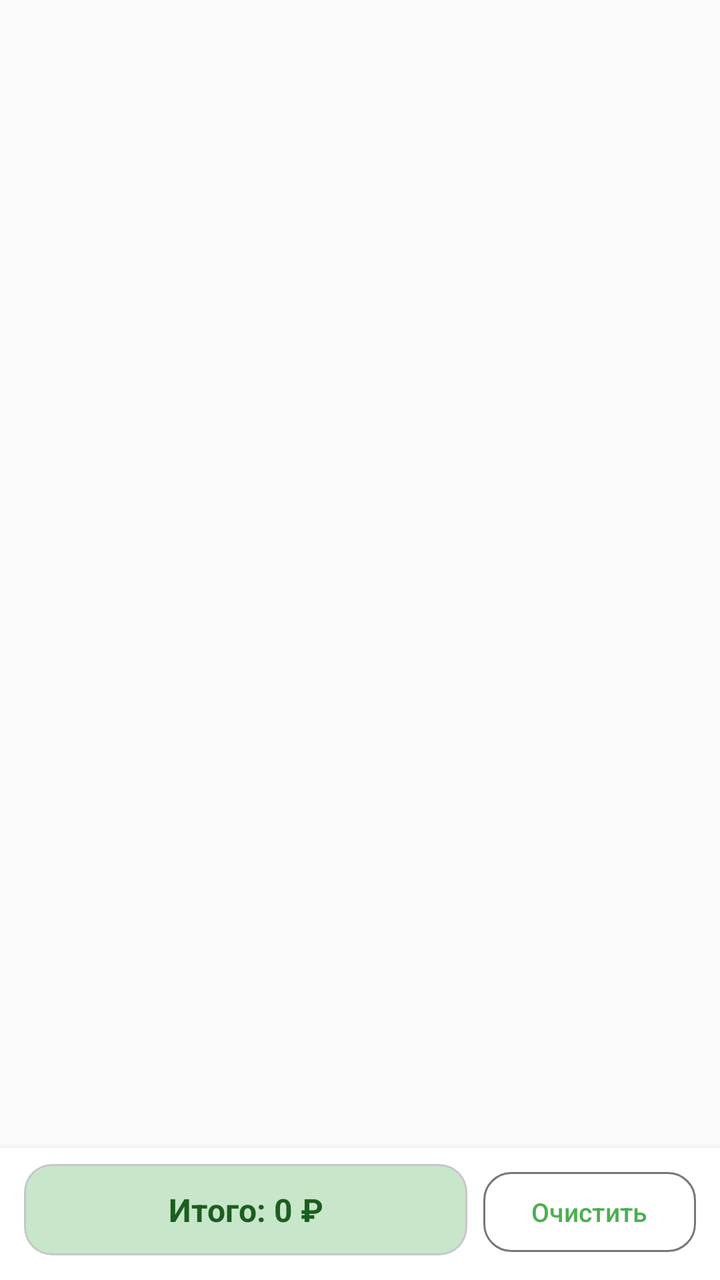
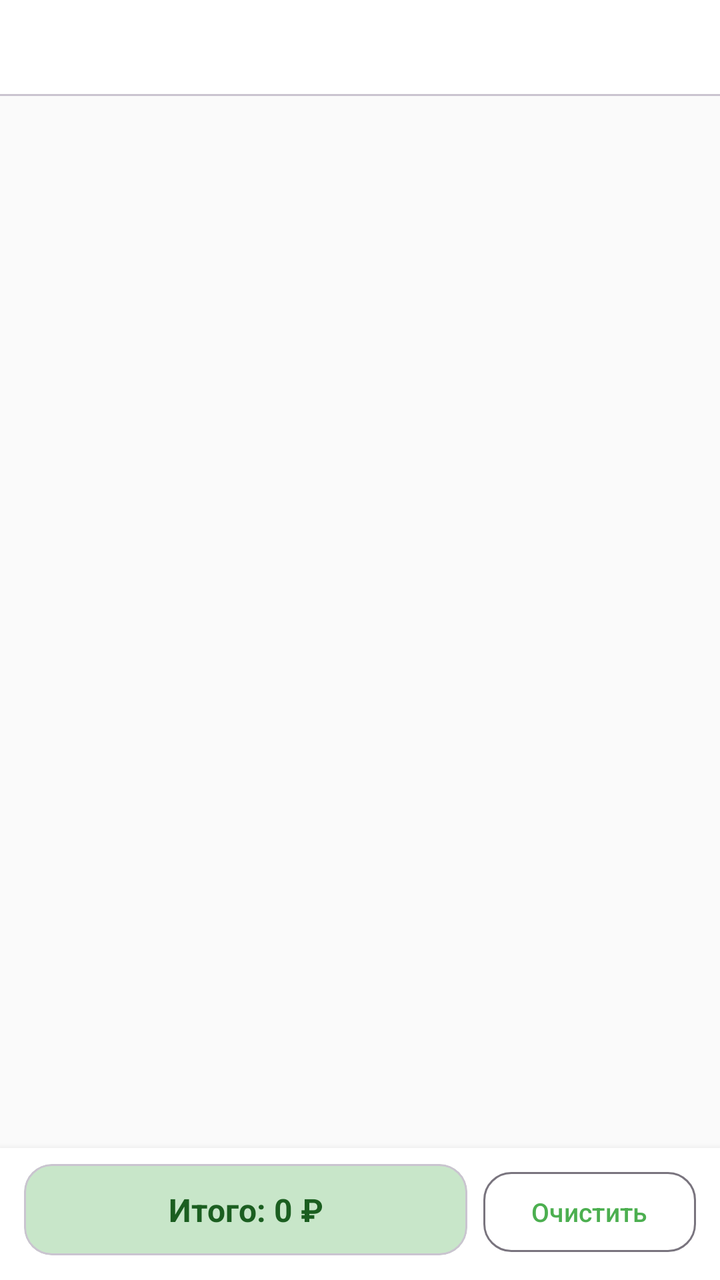

An Android layout rendered at two revisions. The XML below is the earlier revision; the diff shows what the commit changed to produce the second picture.
<!-- AndroidManifest.xml: application theme Theme.ShoppingList -->
<!-- res/layout/screen_list.xml -->
<?xml version="1.0" encoding="utf-8"?>
<LinearLayout xmlns:android="http://schemas.android.com/apk/res/android"
    xmlns:app="http://schemas.android.com/apk/res-auto"
    android:layout_width="match_parent"
    android:layout_height="match_parent"
    android:orientation="vertical">

    <HorizontalScrollView
        android:layout_width="match_parent"
        android:layout_height="wrap_content"
        android:paddingStart="12dp"
        android:paddingEnd="12dp"
        android:paddingTop="8dp"
        android:paddingBottom="4dp"
        android:scrollbars="none">

        <com.google.android.material.chip.ChipGroup
            android:id="@+id/chipGroup"
            android:layout_width="wrap_content"
            android:layout_height="wrap_content"
            app:chipSpacingHorizontal="4dp"
            app:chipSpacingVertical="0dp"
            app:singleSelection="true"
            app:selectionRequired="true"
            app:singleLine="true" />
    </HorizontalScrollView>

    <androidx.recyclerview.widget.RecyclerView
        android:id="@+id/recycler"
        android:layout_width="match_parent"
        android:layout_height="0dp"
        android:layout_weight="1"
        android:paddingStart="12dp"
        android:paddingEnd="12dp"
        android:clipToPadding="false"
        android:paddingTop="8dp"
        android:paddingBottom="80dp" />

    <LinearLayout
        android:id="@+id/emptyState"
        android:layout_width="match_parent"
        android:layout_height="0dp"
        android:layout_weight="1"
        android:orientation="vertical"
        android:gravity="center"
        android:visibility="gone"
        android:padding="32dp">

        <TextView
            android:layout_width="wrap_content"
            android:layout_height="wrap_content"
            android:text="🛒"
            android:textSize="64sp" />

        <TextView
            android:layout_width="wrap_content"
            android:layout_height="wrap_content"
            android:layout_marginTop="12dp"
            android:text="Список пуст. Добавь первый товар!"
            android:textSize="15sp"
            android:textColor="?attr/colorOnSurfaceVariant"
            android:gravity="center" />
    </LinearLayout>

    
    <LinearLayout
        android:layout_width="match_parent"
        android:layout_height="wrap_content"
        android:orientation="horizontal"
        android:paddingStart="12dp"
        android:paddingEnd="12dp"
        android:paddingTop="8dp"
        android:paddingBottom="10dp"
        android:background="?attr/colorSurface"
        android:elevation="6dp">

        <com.google.android.material.card.MaterialCardView
            android:id="@+id/cardTotal"
            android:layout_width="0dp"
            android:layout_height="wrap_content"
            android:layout_weight="1"
            app:cardCornerRadius="14dp"
            app:cardElevation="0dp"
            app:cardBackgroundColor="?attr/colorPrimaryContainer">

            <TextView
                android:id="@+id/textTotal"
                android:layout_width="match_parent"
                android:layout_height="wrap_content"
                android:padding="12dp"
                android:textSize="16sp"
                android:textStyle="bold"
                android:textColor="?attr/colorOnPrimaryContainer"
                android:gravity="center"
                android:text="Итого: 0 ₽" />
        </com.google.android.material.card.MaterialCardView>

        <com.google.android.material.button.MaterialButton
            android:id="@+id/btnClearDone"
            style="@style/Widget.Material3.Button.OutlinedButton"
            android:layout_width="wrap_content"
            android:layout_height="wrap_content"
            android:layout_marginStart="8dp"
            android:text="Очистить"
            android:textSize="13sp"
            app:cornerRadius="14dp" />
    </LinearLayout>
</LinearLayout>
<!-- resources referenced by this layout -->
<resources>
  <style name="Theme.ShoppingList" parent="Theme.Material3.DayNight.NoActionBar">
          <item name="colorPrimary">@color/primary</item>
          <item name="colorOnPrimary">@color/on_primary</item>
          <item name="colorPrimaryContainer">@color/primary_container</item>
          <item name="colorOnPrimaryContainer">@color/on_primary_container</item>
          <item name="colorSecondary">@color/secondary</item>
          <item name="colorOnSecondary">@color/on_secondary</item>
          <item name="android:colorBackground">@color/surface</item>
          <item name="colorSurface">@color/card_bg</item>
          <item name="colorOnSurface">@color/on_surface</item>
          <item name="colorSurfaceVariant">@color/surface_variant</item>
          <item name="colorOnSurfaceVariant">@color/on_surface_variant</item>
          <item name="android:statusBarColor" tools:targetApi="l">@color/surface</item>
          <item name="android:windowLightStatusBar" tools:targetApi="m">true</item>
          <item name="chipStyle">@style/SmallChip</item>
      </style>
  <color name="primary">#4CAF50</color>
  <color name="on_primary">#FFFFFF</color>
  <color name="primary_container">#C8E6C9</color>
  <color name="on_primary_container">#1B5E20</color>
  <color name="secondary">#FFA726</color>
  <color name="on_secondary">#FFFFFF</color>
  <color name="surface">#FAFAFA</color>
  <color name="card_bg">#FFFFFF</color>
  <color name="on_surface">#1C1B1F</color>
  <color name="surface_variant">#F0F0F0</color>
  <color name="on_surface_variant">#49454F</color>
  <style name="SmallChip" parent="Widget.Material3.Chip.Filter">
          <item name="chipMinTouchTargetSize">0dp</item>
          <item name="chipMinHeight">24dp</item>
          <item name="chipStartPadding">6dp</item>
          <item name="chipEndPadding">6dp</item>
          <item name="android:textSize">11sp</item>
      </style>
</resources>

<!-- the commit's change to res/layout/screen_list.xml (unified diff, before → after) -->
@@ -5,25 +5,14 @@
     android:layout_height="match_parent"
     android:orientation="vertical">
 
-    <HorizontalScrollView
+    <com.google.android.material.tabs.TabLayout
+        android:id="@+id/tabLayout"
         android:layout_width="match_parent"
         android:layout_height="wrap_content"
-        android:paddingStart="12dp"
-        android:paddingEnd="12dp"
-        android:paddingTop="8dp"
-        android:paddingBottom="4dp"
-        android:scrollbars="none">
-
-        <com.google.android.material.chip.ChipGroup
-            android:id="@+id/chipGroup"
-            android:layout_width="wrap_content"
-            android:layout_height="wrap_content"
-            app:chipSpacingHorizontal="4dp"
-            app:chipSpacingVertical="0dp"
-            app:singleSelection="true"
-            app:selectionRequired="true"
-            app:singleLine="true" />
-    </HorizontalScrollView>
+        app:tabMode="scrollable"
+        app:tabIndicatorColor="?attr/colorPrimary"
+        app:tabSelectedTextColor="?attr/colorPrimary"
+        app:tabTextColor="?attr/colorOnSurfaceVariant" />
 
     <androidx.recyclerview.widget.RecyclerView
         android:id="@+id/recycler"
@@ -62,7 +51,6 @@
             android:gravity="center" />
     </LinearLayout>
 
-    
     <LinearLayout
         android:layout_width="match_parent"
         android:layout_height="wrap_content"
